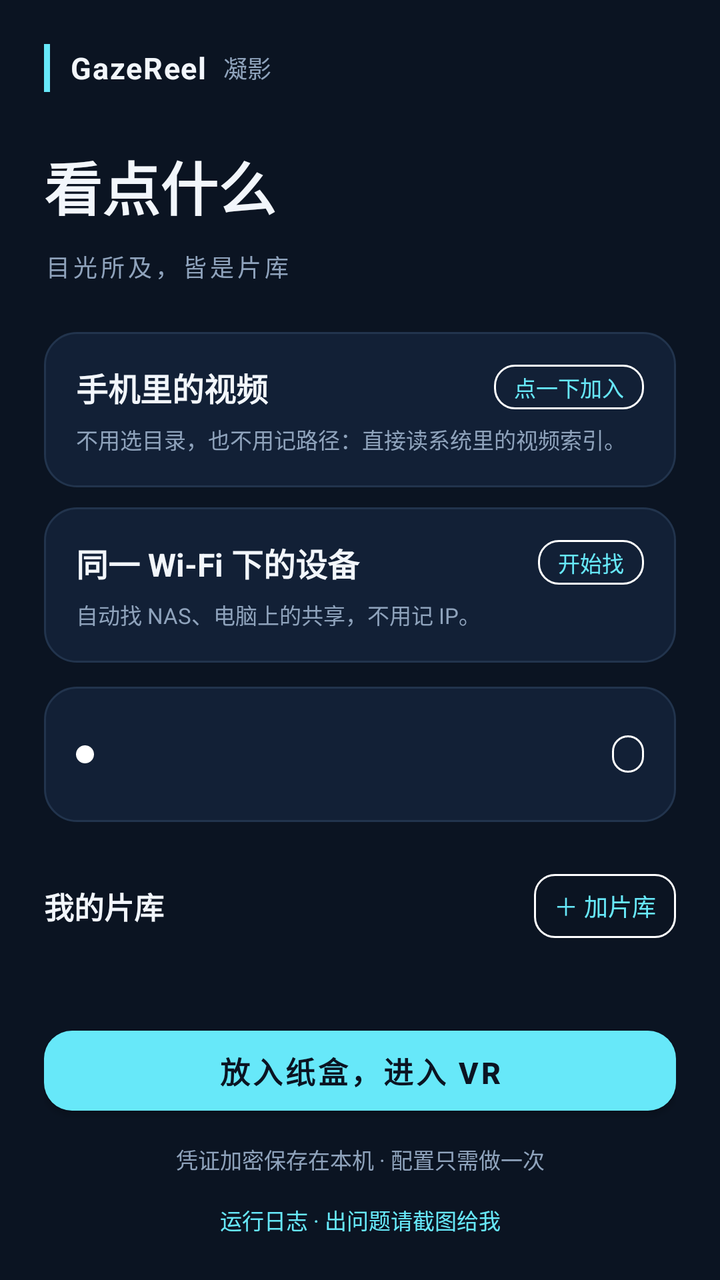
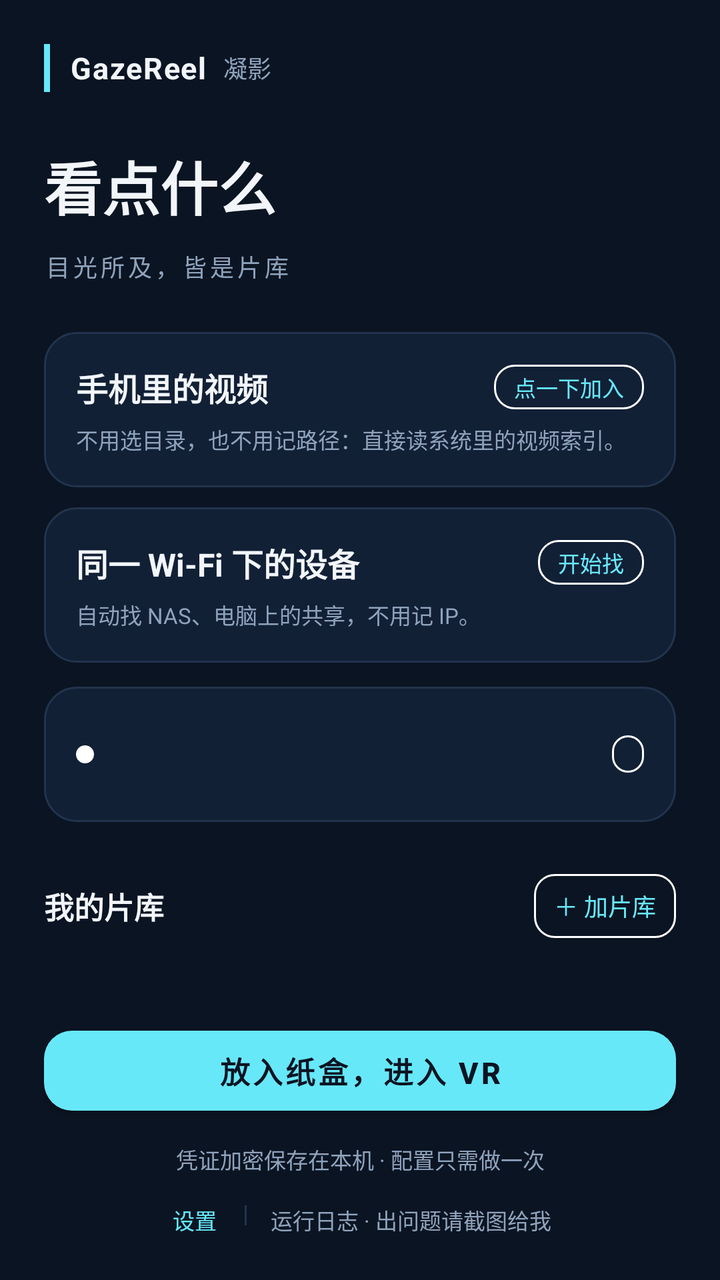

Screens rendered from an Android XML layout before and after an edit, with the pre-edit source and the edit as a unified diff.
<!-- AndroidManifest.xml: application theme Theme.GazeReel -->
<!-- res/layout/activity_setup.xml -->
<?xml version="1.0" encoding="utf-8"?>
<LinearLayout xmlns:android="http://schemas.android.com/apk/res/android"
    xmlns:app="http://schemas.android.com/apk/res-auto"
    android:layout_width="match_parent"
    android:layout_height="match_parent"
    android:orientation="vertical"
    android:fitsSystemWindows="true"
    android:background="@color/setup_bg">

    <ScrollView
        android:layout_width="match_parent"
        android:layout_height="0dp"
        android:layout_weight="1"
        android:fillViewport="true"
        android:scrollbars="none">

        <LinearLayout
            android:layout_width="match_parent"
            android:layout_height="wrap_content"
            android:orientation="vertical"
            android:padding="22dp">

            
            <LinearLayout
                android:layout_width="match_parent"
                android:layout_height="wrap_content"
                android:orientation="horizontal"
                android:gravity="center_vertical">

                <View
                    android:layout_width="3dp"
                    android:layout_height="24dp"
                    android:background="@color/brand_cyan" />

                <TextView
                    android:layout_width="wrap_content"
                    android:layout_height="wrap_content"
                    android:layout_marginStart="10dp"
                    android:text="@string/setup_brand"
                    android:textSize="15sp"
                    android:textStyle="bold"
                    android:letterSpacing="0.04"
                    android:textColor="@color/setup_text" />

                <TextView
                    android:layout_width="wrap_content"
                    android:layout_height="wrap_content"
                    android:layout_marginStart="8dp"
                    android:text="@string/setup_brand_cn"
                    android:textSize="12sp"
                    android:textColor="@color/setup_muted" />
            </LinearLayout>

            <TextView
                android:layout_width="wrap_content"
                android:layout_height="wrap_content"
                android:layout_marginTop="26dp"
                android:text="@string/setup_big"
                android:textSize="29sp"
                android:textStyle="bold"
                android:lineSpacingExtra="5dp"
                android:textColor="@color/setup_text" />

            <TextView
                android:layout_width="wrap_content"
                android:layout_height="wrap_content"
                android:layout_marginTop="10dp"
                android:text="@string/setup_kicker"
                android:textSize="12sp"
                android:letterSpacing="0.14"
                android:textColor="@color/setup_muted" />

            
            <LinearLayout
                android:id="@+id/localCard"
                android:layout_width="match_parent"
                android:layout_height="wrap_content"
                android:layout_marginTop="24dp"
                android:orientation="vertical"
                android:background="@drawable/bg_setup_box"
                android:clickable="true"
                android:focusable="true"
                android:foreground="?attr/selectableItemBackground">

                <LinearLayout
                    android:layout_width="match_parent"
                    android:layout_height="wrap_content"
                    android:orientation="horizontal"
                    android:gravity="center_vertical">

                    <TextView
                        android:layout_width="0dp"
                        android:layout_height="wrap_content"
                        android:layout_weight="1"
                        android:text="@string/setup_local_title"
                        android:textSize="16sp"
                        android:textStyle="bold"
                        android:textColor="@color/setup_text" />

                    <TextView
                        android:id="@+id/localChip"
                        android:layout_width="wrap_content"
                        android:layout_height="wrap_content"
                        android:background="@drawable/bg_setup_chip"
                        android:paddingStart="10dp"
                        android:paddingEnd="10dp"
                        android:paddingTop="3dp"
                        android:paddingBottom="3dp"
                        android:text="@string/setup_local_chip"
                        android:textSize="11sp"
                        android:textColor="@color/setup_cyan" />
                </LinearLayout>

                <TextView
                    android:id="@+id/localHint"
                    android:layout_width="match_parent"
                    android:layout_height="wrap_content"
                    android:layout_marginTop="6dp"
                    android:text="@string/setup_local_hint"
                    android:textSize="11sp"
                    android:lineSpacingExtra="2dp"
                    android:textColor="@color/setup_muted" />
            </LinearLayout>

            
            <LinearLayout
                android:id="@+id/lanCard"
                android:layout_width="match_parent"
                android:layout_height="wrap_content"
                android:layout_marginTop="10dp"
                android:orientation="vertical"
                android:background="@drawable/bg_setup_box"
                android:clickable="true"
                android:focusable="true"
                android:foreground="?attr/selectableItemBackground">

                <LinearLayout
                    android:layout_width="match_parent"
                    android:layout_height="wrap_content"
                    android:orientation="horizontal"
                    android:gravity="center_vertical">

                    <TextView
                        android:layout_width="0dp"
                        android:layout_height="wrap_content"
                        android:layout_weight="1"
                        android:text="@string/setup_lan_title"
                        android:textSize="16sp"
                        android:textStyle="bold"
                        android:textColor="@color/setup_text" />

                    <TextView
                        android:id="@+id/lanChip"
                        android:layout_width="wrap_content"
                        android:layout_height="wrap_content"
                        android:background="@drawable/bg_setup_chip"
                        android:paddingStart="10dp"
                        android:paddingEnd="10dp"
                        android:paddingTop="3dp"
                        android:paddingBottom="3dp"
                        android:text="@string/setup_lan_chip"
                        android:textSize="11sp"
                        android:textColor="@color/setup_cyan" />
                </LinearLayout>

                <TextView
                    android:id="@+id/lanHint"
                    android:layout_width="match_parent"
                    android:layout_height="wrap_content"
                    android:layout_marginTop="6dp"
                    android:text="@string/setup_lan_hint"
                    android:textSize="11sp"
                    android:lineSpacingExtra="2dp"
                    android:textColor="@color/setup_muted" />
            </LinearLayout>

            
            <LinearLayout
                android:id="@+id/statusBar"
                android:layout_width="match_parent"
                android:layout_height="wrap_content"
                android:layout_marginTop="12dp"
                android:orientation="horizontal"
                android:gravity="center_vertical"
                android:background="@drawable/bg_setup_box">

                <View
                    android:id="@+id/statusDot"
                    android:layout_width="9dp"
                    android:layout_height="9dp"
                    android:layout_marginEnd="12dp"
                    android:background="@drawable/bg_setup_dot" />

                <LinearLayout
                    android:layout_width="0dp"
                    android:layout_height="wrap_content"
                    android:layout_weight="1"
                    android:orientation="vertical">

                    <TextView
                        android:id="@+id/statusTitle"
                        android:layout_width="match_parent"
                        android:layout_height="wrap_content"
                        android:textSize="14sp"
                        android:textStyle="bold"
                        android:textColor="@color/setup_text" />

                    <TextView
                        android:id="@+id/statusDetail"
                        android:layout_width="match_parent"
                        android:layout_height="wrap_content"
                        android:layout_marginTop="2dp"
                        android:textSize="11sp"
                        android:lineSpacingExtra="2dp"
                        android:textColor="@color/setup_muted" />
                </LinearLayout>

                <TextView
                    android:id="@+id/statusChip"
                    android:layout_width="wrap_content"
                    android:layout_height="wrap_content"
                    android:layout_marginStart="10dp"
                    android:background="@drawable/bg_setup_chip"
                    android:paddingStart="8dp"
                    android:paddingEnd="8dp"
                    android:paddingTop="2dp"
                    android:paddingBottom="2dp"
                    android:textSize="11sp"
                    android:textColor="@color/setup_muted" />
            </LinearLayout>

            
            <LinearLayout
                android:layout_width="match_parent"
                android:layout_height="wrap_content"
                android:layout_marginTop="26dp"
                android:orientation="horizontal"
                android:gravity="center_vertical">

                <TextView
                    android:layout_width="0dp"
                    android:layout_height="wrap_content"
                    android:layout_weight="1"
                    android:text="@string/setup_sources_ready"
                    android:textSize="15sp"
                    android:textStyle="bold"
                    android:textColor="@color/setup_text" />

                <TextView
                    android:id="@+id/sourceCount"
                    android:layout_width="wrap_content"
                    android:layout_height="wrap_content"
                    android:textSize="12sp"
                    android:textColor="@color/setup_muted" />

                
                <TextView
                    android:id="@+id/sourceAdd"
                    android:layout_width="wrap_content"
                    android:layout_height="wrap_content"
                    android:layout_marginStart="10dp"
                    android:minWidth="56dp"
                    android:minHeight="32dp"
                    android:gravity="center"
                    android:paddingStart="10dp"
                    android:paddingEnd="10dp"
                    android:background="@drawable/bg_setup_chip"
                    android:text="@string/setup_add_source"
                    android:textSize="12sp"
                    android:textColor="@color/setup_cyan" />
            </LinearLayout>

            <LinearLayout
                android:id="@+id/sourceList"
                android:layout_width="match_parent"
                android:layout_height="wrap_content"
                android:layout_marginTop="10dp"
                android:orientation="vertical" />

            
            <TextView
                android:id="@+id/manualToggle"
                android:layout_width="match_parent"
                android:layout_height="wrap_content"
                android:layout_marginTop="22dp"
                android:paddingTop="8dp"
                android:paddingBottom="8dp"
                android:text="@string/setup_manual_toggle"
                android:textSize="12sp"
                android:textColor="@color/setup_muted"
                android:clickable="true"
                android:focusable="true" />

            <LinearLayout
                android:id="@+id/manualBlock"
                android:layout_width="match_parent"
                android:layout_height="wrap_content"
                android:layout_marginTop="8dp"
                android:orientation="vertical"
                android:visibility="gone"
                android:background="@drawable/bg_setup_box">

                <TextView
                    android:layout_width="wrap_content"
                    android:layout_height="wrap_content"
                    android:text="@string/setup_share_type"
                    android:textSize="11sp"
                    android:letterSpacing="0.08"
                    android:textColor="@color/setup_muted" />

                <Spinner
                    android:id="@+id/shareType"
                    android:layout_width="match_parent"
                    android:layout_height="46dp"
                    android:layout_marginTop="6dp"
                    android:background="@drawable/bg_setup_field"
                    android:popupBackground="@color/setup_card"
                    android:entries="@array/share_types" />

                
                <LinearLayout
                    android:id="@+id/addressBlock"
                    android:layout_width="match_parent"
                    android:layout_height="wrap_content"
                    android:orientation="vertical">

                    <TextView
                        android:layout_width="wrap_content"
                        android:layout_height="wrap_content"
                        android:layout_marginTop="14dp"
                        android:text="@string/setup_address"
                        android:textSize="11sp"
                        android:letterSpacing="0.08"
                        android:textColor="@color/setup_muted" />

                    <EditText
                        android:id="@+id/shareAddress"
                        android:layout_width="match_parent"
                        android:layout_height="46dp"
                        android:layout_marginTop="6dp"
                        android:background="@drawable/bg_setup_field"
                        android:paddingStart="12dp"
                        android:paddingEnd="12dp"
                        android:inputType="textUri"
                        android:textSize="13sp"
                        android:textColor="@color/setup_text"
                        android:textColorHint="@color/setup_muted"
                        android:hint="@string/setup_address_hint"
                        android:singleLine="true"
                        android:importantForAutofill="no" />
                </LinearLayout>

                <TextView
                    android:id="@+id/addressHelp"
                    android:layout_width="match_parent"
                    android:layout_height="wrap_content"
                    android:layout_marginTop="7dp"
                    android:text="@string/setup_address_help"
                    android:textSize="11sp"
                    android:lineSpacingExtra="2dp"
                    android:textColor="@color/setup_muted" />

                <CheckBox
                    android:id="@+id/scanNoSubfolders"
                    android:layout_width="match_parent"
                    android:layout_height="wrap_content"
                    android:layout_marginTop="10dp"
                    android:checked="false"
                    android:buttonTint="@color/setup_cyan"
                    android:text="@string/setup_no_subfolders"
                    android:textSize="13sp"
                    android:textColor="@color/setup_text" />

                <LinearLayout
                    android:layout_width="match_parent"
                    android:layout_height="wrap_content"
                    android:layout_marginTop="14dp"
                    android:orientation="horizontal"
                    android:baselineAligned="false">

                    <LinearLayout
                        android:layout_width="0dp"
                        android:layout_height="wrap_content"
                        android:layout_weight="1"
                        android:orientation="vertical"
                        android:paddingEnd="5dp">

                        <TextView
                            android:layout_width="wrap_content"
                            android:layout_height="wrap_content"
                            android:text="@string/setup_username"
                            android:textSize="11sp"
                            android:letterSpacing="0.08"
                            android:textColor="@color/setup_muted" />

                        <EditText
                            android:id="@+id/shareUser"
                            android:layout_width="match_parent"
                            android:layout_height="46dp"
                            android:layout_marginTop="6dp"
                            android:background="@drawable/bg_setup_field"
                            android:paddingStart="12dp"
                            android:paddingEnd="12dp"
                            android:textSize="13sp"
                            android:textColor="@color/setup_text"
                            android:textColorHint="@color/setup_muted"
                            android:inputType="text"
                            android:singleLine="true"
                            android:importantForAutofill="no" />
                    </LinearLayout>

                    <LinearLayout
                        android:layout_width="0dp"
                        android:layout_height="wrap_content"
                        android:layout_weight="1"
                        android:orientation="vertical"
                        android:paddingStart="5dp">

                        <TextView
                            android:layout_width="wrap_content"
                            android:layout_height="wrap_content"
                            android:text="@string/setup_password"
                            android:textSize="11sp"
                            android:letterSpacing="0.08"
                            android:textColor="@color/setup_muted" />

                        <EditText
                            android:id="@+id/sharePass"
                            android:layout_width="match_parent"
                            android:layout_height="46dp"
                            android:layout_marginTop="6dp"
                            android:background="@drawable/bg_setup_field"
                            android:paddingStart="12dp"
                            android:paddingEnd="12dp"
                            android:textSize="13sp"
                            android:textColor="@color/setup_text"
                            android:textColorHint="@color/setup_muted"
                            android:inputType="textPassword"
                            android:singleLine="true"
                            android:importantForAutofill="no" />
                    </LinearLayout>
                </LinearLayout>

                <com.google.android.material.button.MaterialButton
                    android:id="@+id/scanButton"
                    android:layout_width="match_parent"
                    android:layout_height="46dp"
                    android:layout_marginTop="18dp"
                    android:text="@string/setup_scan"
                    android:textSize="14sp"
                    android:textColor="@color/setup_cyan"
                    app:cornerRadius="10dp"
                    app:strokeColor="@color/setup_border"
                    app:strokeWidth="1dp"
                    style="@style/Widget.MaterialComponents.Button.OutlinedButton" />
            </LinearLayout>

        </LinearLayout>
    </ScrollView>

    
    <LinearLayout
        android:layout_width="match_parent"
        android:layout_height="wrap_content"
        android:orientation="vertical"
        android:paddingStart="22dp"
        android:paddingEnd="22dp"
        android:paddingTop="12dp"
        android:paddingBottom="20dp"
        android:background="@color/setup_bg">

        <com.google.android.material.button.MaterialButton
            android:id="@+id/enterVrButton"
            android:layout_width="match_parent"
            android:layout_height="52dp"
            android:text="@string/setup_enter"
            android:textSize="15sp"
            android:textStyle="bold"
            android:textColor="@color/setup_deep"
            app:cornerRadius="14dp"
            app:backgroundTint="@color/setup_cyan" />

        <TextView
            android:layout_width="match_parent"
            android:layout_height="wrap_content"
            android:layout_marginTop="10dp"
            android:gravity="center"
            android:text="@string/setup_foot"
            android:textSize="11sp"
            android:textColor="@color/setup_muted" />

        
        <TextView
            android:id="@+id/logEntry"
            android:layout_width="match_parent"
            android:layout_height="wrap_content"
            android:layout_marginTop="8dp"
            android:paddingTop="6dp"
            android:paddingBottom="2dp"
            android:gravity="center"
            android:text="@string/setup_log_entry"
            android:textSize="11sp"
            android:textColor="@color/setup_cyan"
            android:clickable="true"
            android:focusable="true" />
    </LinearLayout>

</LinearLayout>
<!-- resources referenced by this layout -->
<resources>
  <string-array name="share_types">
          <item>Windows / NAS 共享（SMB）</item>
          <item>NAS / 网盘（WebDAV）</item>
          <item>局域网网页目录（HTTP）</item>
          <item>媒体服务器（DLNA）</item>
      </string-array>
  <color name="brand_cyan">#FF67E8F9</color>
  <color name="setup_bg">#FF0B1422</color>
  <color name="setup_border">#FF22344D</color>
  <color name="setup_card">#FF122036</color>
  <color name="setup_cyan">#FF67E8F9</color>
  <color name="setup_deep">#FF0B1422</color>
  <color name="setup_muted">#FF8FA3BC</color>
  <color name="setup_text">#FFF2F6FB</color>
  <!-- drawable bg_setup_box (drawable) -->
  <?xml version="1.0" encoding="utf-8"?>
  <shape xmlns:android="http://schemas.android.com/apk/res/android" android:shape="rectangle">
      <solid android:color="@color/setup_card" />
      <stroke android:width="1dp" android:color="@color/setup_border" />
      <corners android:radius="16dp" />
      <padding android:left="16dp" android:top="16dp" android:right="16dp" android:bottom="16dp" />
  </shape>
  <!-- drawable bg_setup_chip (drawable) -->
  <?xml version="1.0" encoding="utf-8"?>
  <shape xmlns:android="http://schemas.android.com/apk/res/android" android:shape="rectangle">
      <solid android:color="@android:color/transparent" />
      <stroke android:width="1dp" android:color="#FFFFFFFF" />
      <corners android:radius="10dp" />
      <padding android:left="9dp" android:top="3dp" android:right="9dp" android:bottom="3dp" />
  </shape>
  <!-- drawable bg_setup_dot (drawable) -->
  <?xml version="1.0" encoding="utf-8"?>
  <shape xmlns:android="http://schemas.android.com/apk/res/android" android:shape="oval">
      <solid android:color="#FFFFFFFF" />
      <size android:width="9dp" android:height="9dp" />
  </shape>
  <!-- drawable bg_setup_field (drawable) -->
  <?xml version="1.0" encoding="utf-8"?>
  <shape xmlns:android="http://schemas.android.com/apk/res/android" android:shape="rectangle">
      <solid android:color="@color/setup_field" />
      <stroke android:width="1dp" android:color="@color/setup_border" />
      <corners android:radius="10dp" />
      <padding android:left="12dp" android:top="10dp" android:right="12dp" android:bottom="10dp" />
  </shape>
  <string name="setup_add_source">＋ 加片库</string>
  <string name="setup_address">设备地址</string>
  <string name="setup_address_help">不用写协议头、斜杠和文件夹名；连接成功后从列表里点选即可。</string>
  <string name="setup_address_hint">例如 192.168.1.10 或 192.168.1.10:8080</string>
  <string name="setup_big">看点什么</string>
  <string name="setup_brand">GazeReel</string>
  <string name="setup_brand_cn">凝影</string>
  <string name="setup_enter">放入纸盒，进入 VR</string>
  <string name="setup_foot">凭证加密保存在本机 · 配置只需做一次</string>
  <string name="setup_kicker">目光所及，皆是片库</string>
  <string name="setup_lan_chip">开始找</string>
  <string name="setup_lan_hint">自动找 NAS、电脑上的共享，不用记 IP。</string>
  <string name="setup_lan_title">同一 Wi-Fi 下的设备</string>
  <string name="setup_local_chip">点一下加入</string>
  <string name="setup_local_hint">不用选目录，也不用记路径：直接读系统里的视频索引。</string>
  <string name="setup_local_title">手机里的视频</string>
  <string name="setup_log_entry">运行日志 · 出问题请截图给我</string>
  <string name="setup_manual_toggle">手动填地址 ▾</string>
  <string name="setup_no_subfolders">不扫描子文件夹（只收当前这一层）</string>
  <string name="setup_password">密码（可留空）</string>
  <string name="setup_scan">连接并选文件夹</string>
  <string name="setup_share_type">类型</string>
  <string name="setup_sources_ready">我的片库</string>
  <string name="setup_username">账号（可留空）</string>
  <color name="setup_field">#FF0E1A2B</color>
  <!-- unchanged entries left out for length: 1 -->
</resources>

<!-- the commit's change to res/layout/activity_setup.xml (unified diff, before → after) -->
@@ -490,19 +490,52 @@
             android:textColor="@color/setup_muted" />
 
         
-        <TextView
-            android:id="@+id/logEntry"
+        <LinearLayout
             android:layout_width="match_parent"
             android:layout_height="wrap_content"
             android:layout_marginTop="8dp"
-            android:paddingTop="6dp"
-            android:paddingBottom="2dp"
-            android:gravity="center"
-            android:text="@string/setup_log_entry"
-            android:textSize="11sp"
-            android:textColor="@color/setup_cyan"
-            android:clickable="true"
-            android:focusable="true" />
+            android:orientation="horizontal"
+            android:gravity="center_vertical|center_horizontal"
+            android:baselineAligned="true">
+
+            
+            <TextView
+                android:id="@+id/settingsEntry"
+                android:layout_width="wrap_content"
+                android:layout_height="wrap_content"
+                android:paddingTop="6dp"
+                android:paddingBottom="2dp"
+                android:paddingStart="8dp"
+                android:paddingEnd="8dp"
+                android:gravity="center"
+                android:text="@string/settings_entry"
+                android:textSize="11sp"
+                android:textColor="@color/setup_cyan"
+                android:clickable="true"
+                android:focusable="true" />
+
+            <View
+                android:layout_width="1dp"
+                android:layout_height="10dp"
+                android:layout_marginStart="6dp"
+                android:layout_marginEnd="6dp"
+                android:background="@color/setup_border" />
+
+            <TextView
+                android:id="@+id/logEntry"
+                android:layout_width="wrap_content"
+                android:layout_height="wrap_content"
+                android:paddingTop="6dp"
+                android:paddingBottom="2dp"
+                android:paddingStart="6dp"
+                android:paddingEnd="6dp"
+                android:gravity="center"
+                android:text="@string/setup_log_entry"
+                android:textSize="11sp"
+                android:textColor="@color/setup_muted"
+                android:clickable="true"
+                android:focusable="true" />
+        </LinearLayout>
     </LinearLayout>
 
 </LinearLayout>
<!-- resource entries referenced after the edit -->
@@ -44,6 +44,7 @@
       <corners android:radius="10dp" />
       <padding android:left="12dp" android:top="10dp" android:right="12dp" android:bottom="10dp" />
   </shape>
+  <string name="settings_entry">设置</string>
   <string name="setup_add_source">＋ 加片库</string>
   <string name="setup_address">设备地址</string>
   <string name="setup_address_help">不用写协议头、斜杠和文件夹名；连接成功后从列表里点选即可。</string>
